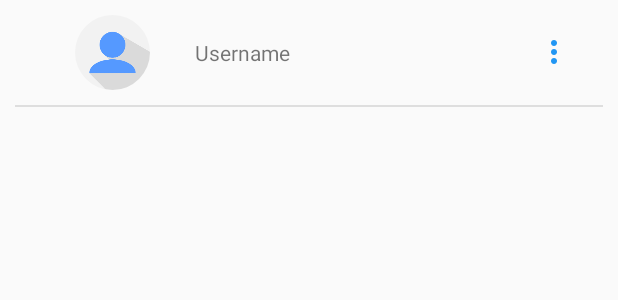
After one commit to davidangulocorcuera/-jubilant-happiness, an Android app: the layout friends_cell_item.xml on its own in the app's theme, with its tools: preview values and no code run, on a phone screen of 412 x 824 dp. The commit adds this screen. Shown: the top 300 px of the screen. Run offline under Robolectric (Android 15) with nearby library versions, the phone set to English and light mode, and no system bars.

Commit message:
added new content(friends and gallery)

```diff
--- /dev/null
+++ b/app/src/main/res/layout/friends_cell_item.xml
@@ -0,0 +1,48 @@
+<?xml version="1.0" encoding="utf-8"?>
+<LinearLayout xmlns:android="http://schemas.android.com/apk/res/android"
+              android:orientation="vertical"
+              android:layout_width="match_parent"
+              android:layout_height="wrap_content"
+>
+    <LinearLayout android:layout_width="match_parent" android:layout_height="wrap_content">
+        <de.hdodenhof.circleimageview.CircleImageView
+                android:id="@+id/friendImage"
+                android:layout_width="50dp"
+                android:layout_height="50dp"
+                style="@style/Clickable"
+                android:src="@drawable/no_profile_image"
+                android:layout_marginStart="@dimen/space_biggest"
+                android:layout_marginBottom="@dimen/space_medium"
+                android:layout_marginTop="@dimen/space_medium"
+        />
+        <TextView android:layout_width="0dp"
+                  android:layout_height="wrap_content"
+                  android:id="@+id/tvFriendUsername"
+                  android:text="@string/username"
+                  android:layout_gravity="center_vertical"
+                  android:layout_marginStart="@dimen/space_big"
+                  android:layout_weight="0.1"
+
+        />
+        <ImageButton android:layout_width="@dimen/small_icon"
+                     android:layout_height="wrap_content"
+                     android:src="@drawable/ic_menu_vertical"
+                     android:tint="@color/colorPrimary"
+                     android:background="@color/transparent"
+                     android:layout_gravity="center_vertical"
+                     android:layout_marginEnd="@dimen/space_big"
+                     style="@style/Clickable"
+
+
+        />
+    </LinearLayout>
+    <include
+            android:id="@+id/friendSeparator"
+            layout="@layout/view_separator"
+            android:layout_width="match_parent"
+            android:layout_height="1dp"
+            android:visibility="visible"
+            android:layout_marginStart="@dimen/space_medium"
+            android:layout_marginEnd="@dimen/space_medium" />
+
+</LinearLayout>
```
Also changed, not shown: app/src/main/java/com/example/justfivemins/modules/friends/FriendsFragment.kt (+37 -1 lines), app/src/main/java/com/example/justfivemins/modules/friends/friends_list_adapter/FriendsListAdapter.kt (added, +43 -0 lines), app/src/main/java/com/example/justfivemins/modules/gallery/gallery_list_adapter/GalleryListAdapter.kt (added, +43 -0 lines), app/src/main/res/layout/fragment_friends.xml (+5 -3 lines), app/src/main/res/layout/fragment_gallery.xml (+11 -8 lines), app/src/main/res/layout/item_gallery_photo_card.xml (added, +31 -0 lines), app/src/main/res/drawable-hdpi/ic_menu_vertical.png (added), app/src/main/res/drawable-ldpi/ic_menu_vertical.png (added), app/src/main/res/drawable-mdpi/ic_menu_vertical.png (added), app/src/main/res/drawable-xhdpi/ic_menu_vertical.png (added), app/src/main/res/drawable-xxhdpi/ic_menu_vertical.png (added), app/src/main/res/drawable-xxxhdpi/ic_menu_vertical.png (added).
